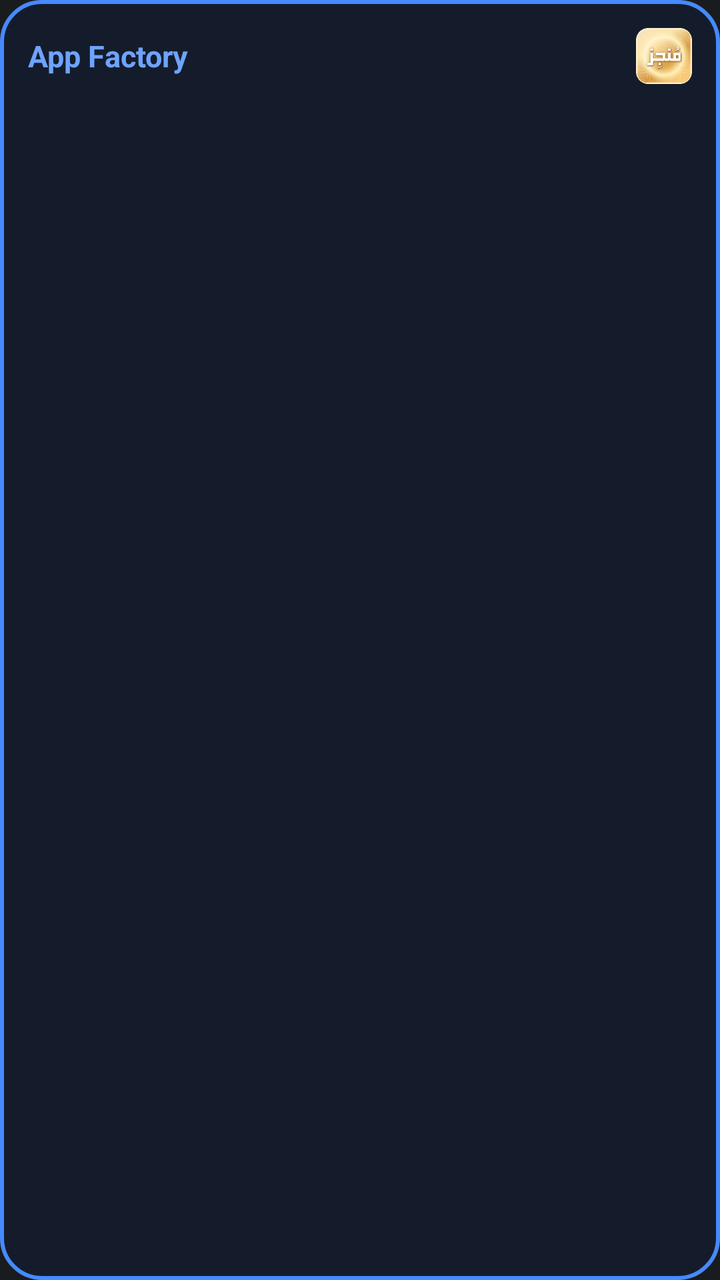
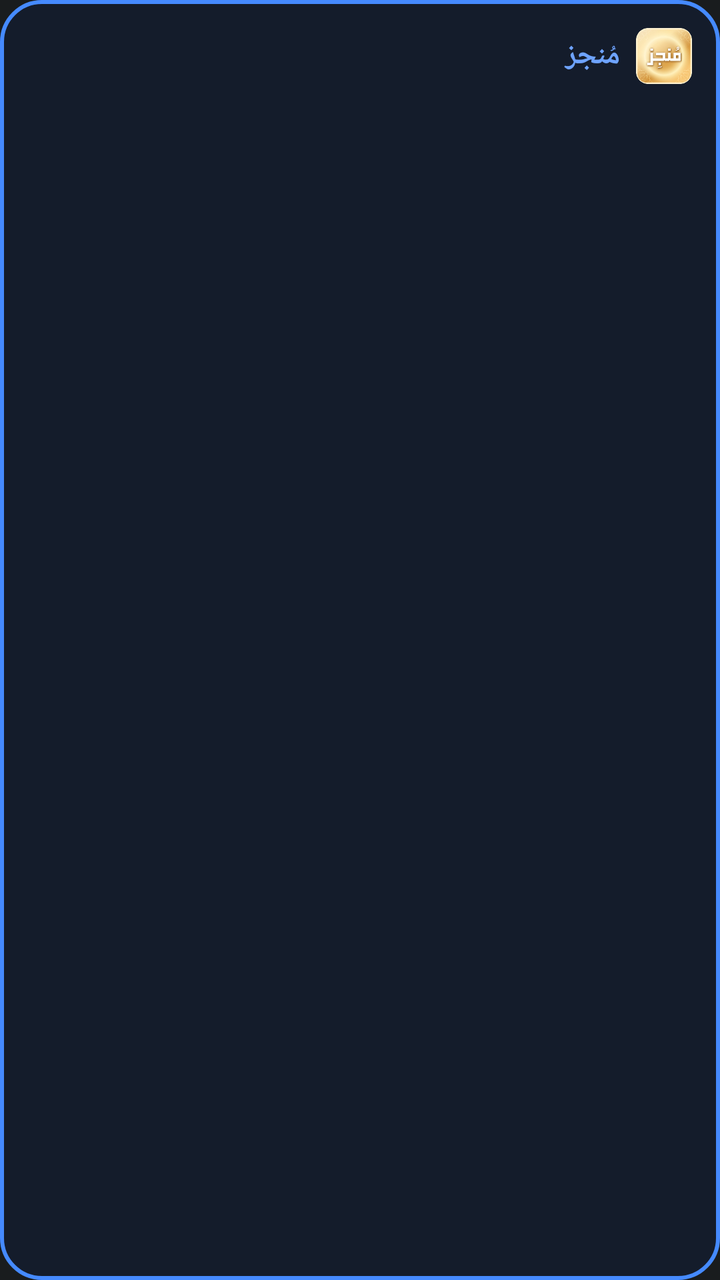

Screens rendered from an Android XML layout before and after an edit, with the pre-edit source and the edit as a unified diff.
<!-- AndroidManifest.xml: application theme android:Theme.DeviceDefault.NoActionBar -->
<!-- res/layout/smart_widget_layout.xml -->
<?xml version="1.0" encoding="utf-8"?>
<LinearLayout xmlns:android="http://schemas.android.com/apk/res/android"
    android:id="@+id/widget_root"
    android:layout_width="match_parent"
    android:layout_height="match_parent"
    android:orientation="vertical"
    android:padding="14dp"
    android:background="@drawable/widget_bg"
    android:layoutDirection="rtl">

    <LinearLayout
        android:layout_width="match_parent"
        android:layout_height="wrap_content"
        android:orientation="horizontal"
        android:gravity="center_vertical">

        <ImageView
            android:id="@+id/widget_icon"
            android:layout_width="28dp"
            android:layout_height="28dp"
            android:src="@mipmap/ic_launcher" />

        <TextView
            android:id="@+id/widget_title"
            android:layout_width="0dp"
            android:layout_height="wrap_content"
            android:layout_weight="1"
            android:layout_marginStart="8dp"
            android:text="App Factory"
            android:textColor="#6EA3FF"
            android:textSize="15sp"
            android:textStyle="bold"
            android:singleLine="true"
            android:ellipsize="end" />
    </LinearLayout>

    <TextView
        android:id="@+id/widget_body"
        android:layout_width="match_parent"
        android:layout_height="0dp"
        android:layout_weight="1"
        android:layout_marginTop="8dp"
        android:text=""
        android:textColor="#FFFFFF"
        android:textSize="14sp"
        android:lineSpacingMultiplier="1.25"
        android:gravity="top|right"
        android:maxLines="6"
        android:ellipsize="end" />
</LinearLayout>
<!-- resources referenced by this layout -->
<resources>
  <!-- drawable widget_bg (drawable) -->
  <?xml version="1.0" encoding="utf-8"?>
  <shape xmlns:android="http://schemas.android.com/apk/res/android"
      android:shape="rectangle">
      <solid android:color="#141C2B" />
      <corners android:radius="20dp" />
      <stroke android:width="2dp" android:color="#458AFF" />
  </shape>
  <!-- mipmap ic_launcher: png bitmap (mipmap-hdpi, 11095 bytes) -->
</resources>

<!-- the commit's change to res/layout/smart_widget_layout.xml (unified diff, before → after) -->
@@ -26,7 +26,7 @@
             android:layout_height="wrap_content"
             android:layout_weight="1"
             android:layout_marginStart="8dp"
-            android:text="App Factory"
+            android:text="مُنجز"
             android:textColor="#6EA3FF"
             android:textSize="15sp"
             android:textStyle="bold"
